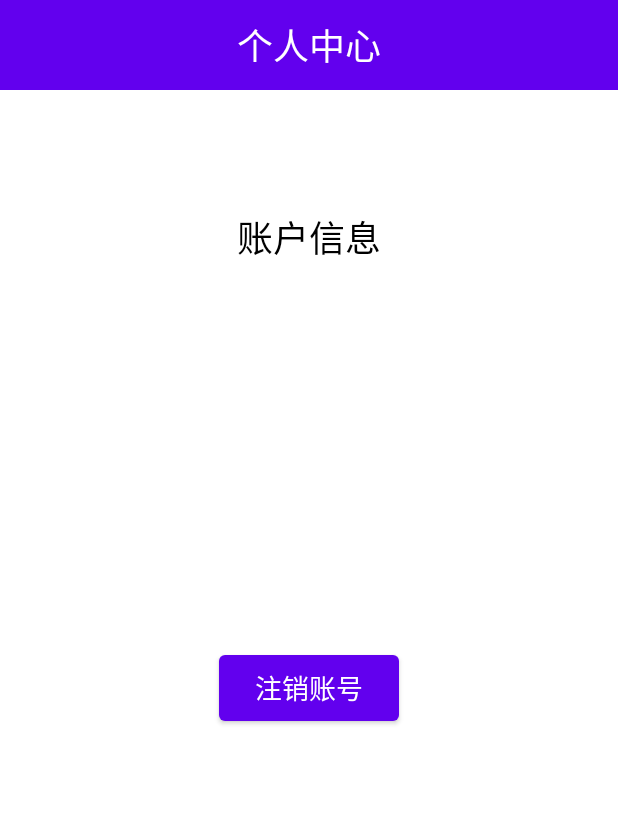
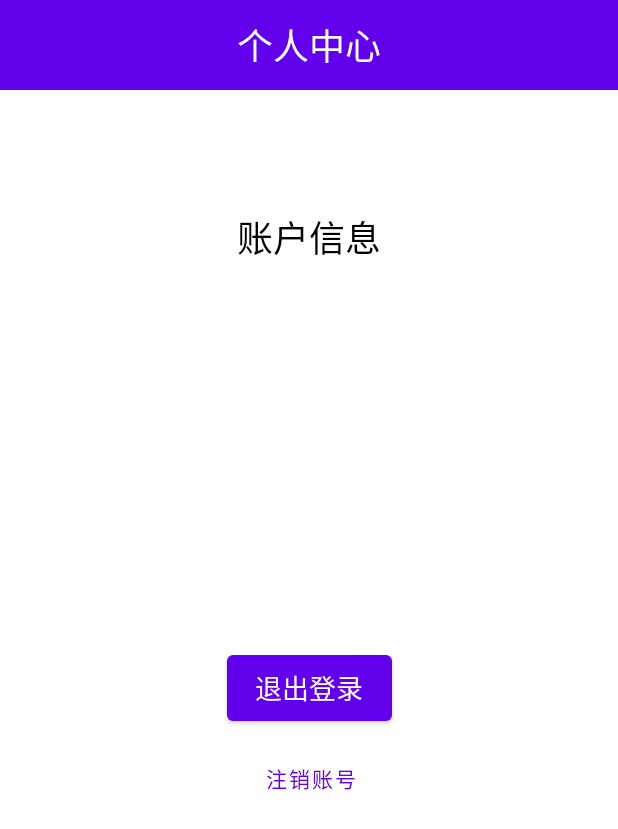
Before and after one commit to Cynthia-jia/Aircraftwar_android, an Android app: the layout activity_profile.xml on its own in the app's theme, with its tools: preview values and no code run, on a phone screen of 412 x 824 dp. Shown: the top 829 px of the screen. Run offline under Robolectric (Android 15) with nearby library versions, the phone set to English and light mode, and no system bars.

Commit message:
add delete & add details

```diff
--- a/app/src/main/assets/litepal.xml
+++ b/app/src/main/assets/litepal.xml
@@ -11,7 +11,7 @@
     <version value="1" />
 
     <list>
-        <mapping class="com.hit.aircraft_war.Store.User"/>
+        <mapping class="com.hit.aircraft_war.store.User"/>
     </list>
     <!--
         定义.db文件的位置。
--- a/app/src/main/java/com/hit/aircraft_war/LoginActivity.java
+++ b/app/src/main/java/com/hit/aircraft_war/LoginActivity.java
@@ -9,7 +9,8 @@ import android.widget.Button;
 import android.widget.EditText;
 import android.widget.Toast;
 
-import com.hit.aircraft_war.Store.User;
+import com.hit.aircraft_war.controller.ActivityController;
+import com.hit.aircraft_war.store.User;
 
 import org.litepal.LitePal;
 
@@ -24,6 +25,7 @@ public class LoginActivity extends AppCompatActivity {
     protected void onCreate(Bundle savedInstanceState) {
         super.onCreate(savedInstanceState);
         setContentView(R.layout.activity_login);
+        ActivityController.addActivity(this);
 
         ActionBar actionBar = getSupportActionBar();
         if (actionBar != null) {
@@ -42,7 +44,6 @@ public class LoginActivity extends AppCompatActivity {
         registerBtn.setOnClickListener(v -> {
             Intent intent = new Intent(LoginActivity.this, RegisterActivity.class);
             startActivity(intent);
-            finish();
         });
     }
 
--- a/app/src/main/java/com/hit/aircraft_war/RegisterActivity.java
+++ b/app/src/main/java/com/hit/aircraft_war/RegisterActivity.java
@@ -10,7 +10,8 @@ import android.widget.Button;
 import android.widget.EditText;
 import android.widget.Toast;
 
-import com.hit.aircraft_war.Store.User;
+import com.hit.aircraft_war.controller.ActivityController;
+import com.hit.aircraft_war.store.User;
 
 import org.litepal.LitePal;
 
@@ -63,6 +64,7 @@ public class RegisterActivity extends AppCompatActivity {
                     Log.d(TAG, "createUserWithEmail:success");
                     Toast.makeText(RegisterActivity.this, "注册成功", Toast.LENGTH_SHORT).show();
 
+                    ActivityController.finishAll();
                     Intent intent = new Intent(RegisterActivity.this, LoginActivity.class);
                     startActivity(intent);
 
--- a/app/src/main/java/com/hit/aircraft_war/SelectActivity.java
+++ b/app/src/main/java/com/hit/aircraft_war/SelectActivity.java
@@ -6,6 +6,8 @@ import androidx.appcompat.app.AppCompatActivity;
 import android.content.Intent;
 import android.os.Bundle;
 import android.widget.Button;
+
+import com.hit.aircraft_war.controller.ActivityController;
 
 public class SelectActivity extends AppCompatActivity {
 
@@ -16,6 +18,7 @@ public class SelectActivity extends AppCompatActivity {
     protected void onCreate(Bundle savedInstanceState) {
         super.onCreate(savedInstanceState);
         setContentView(R.layout.activity_select);
+        ActivityController.addActivity(this);
 
         ActionBar actionBar = getSupportActionBar();
         if (actionBar != null) {
@@ -33,13 +36,11 @@ public class SelectActivity extends AppCompatActivity {
         singleBtn.setOnClickListener(v -> {
             Intent intent = new Intent(SelectActivity.this, MainActivity.class);
             startActivity(intent);
-            finish();
         });
 
         doubleBtn.setOnClickListener(v -> {
             Intent intent = new Intent(SelectActivity.this, MainActivity.class);
             startActivity(intent);
-            finish();
         });
 
         profileBtn.setOnClickListener(v -> {
--- a/app/src/main/java/com/hit/aircraft_war/Store/RankAdapter.java
+++ b/app/src/main/java/com/hit/aircraft_war/store/RankAdapter.java
@@ -1,4 +1,4 @@
-package com.hit.aircraft_war.Store;
+package com.hit.aircraft_war.store;
 
 import android.view.LayoutInflater;
 import android.view.View;
--- a/app/src/main/java/com/hit/aircraft_war/Store/RankDao.java
+++ b/app/src/main/java/com/hit/aircraft_war/store/RankDao.java
@@ -1,4 +1,4 @@
-package com.hit.aircraft_war.Store;
+package com.hit.aircraft_war.store;
 
 import java.util.List;
 
--- a/app/src/main/java/com/hit/aircraft_war/Store/RankDaoImpl.java
+++ b/app/src/main/java/com/hit/aircraft_war/store/RankDaoImpl.java
@@ -1,4 +1,4 @@
-package com.hit.aircraft_war.Store;
+package com.hit.aircraft_war.store;
 
 import java.util.ArrayList;
 import java.util.List;
--- a/app/src/main/java/com/hit/aircraft_war/Store/RankMember.java
+++ b/app/src/main/java/com/hit/aircraft_war/store/RankMember.java
@@ -1,4 +1,4 @@
-package com.hit.aircraft_war.Store;
+package com.hit.aircraft_war.store;
 
 public class RankMember {
     private int rank;
--- a/app/src/main/java/com/hit/aircraft_war/Store/User.java
+++ b/app/src/main/java/com/hit/aircraft_war/store/User.java
@@ -1,4 +1,4 @@
-package com.hit.aircraft_war.Store;
+package com.hit.aircraft_war.store;
 
 import org.litepal.crud.LitePalSupport;
 
--- a/app/src/main/res/layout/activity_login.xml
+++ b/app/src/main/res/layout/activity_login.xml
@@ -55,7 +55,7 @@
         android:id="@+id/login_password"
         android:layout_width="300dp"
         android:layout_height="60dp"
-        android:layout_marginTop="32dp"
+        android:layout_marginTop="24dp"
         android:drawableStart="@drawable/ic_baseline_lock_24"
         android:drawablePadding="12dp"
         android:ems="10"
--- a/app/src/main/res/layout/activity_profile.xml
+++ b/app/src/main/res/layout/activity_profile.xml
@@ -35,8 +35,8 @@
         android:layout_width="wrap_content"
         android:layout_height="wrap_content"
         android:layout_marginTop="60dp"
+        android:gravity="center"
         android:textSize="20sp"
-        android:gravity="center"
         app:layout_constraintEnd_toEndOf="@+id/information"
         app:layout_constraintStart_toStartOf="@+id/information"
         app:layout_constraintTop_toBottomOf="@+id/information" />
@@ -46,23 +46,34 @@
         android:layout_width="wrap_content"
         android:layout_height="wrap_content"
         android:layout_marginTop="32dp"
+        android:gravity="center"
         android:textSize="20sp"
-        android:gravity="center"
         app:layout_constraintEnd_toEndOf="@+id/profile_showEmail"
-        app:layout_constraintHorizontal_bias="0.0"
         app:layout_constraintStart_toStartOf="@+id/profile_showEmail"
         app:layout_constraintTop_toBottomOf="@+id/profile_showEmail" />
 
     <Button
-        android:id="@+id/button"
-        android:layout_width="120dp"
+        android:id="@+id/profile_resignButton"
+        style="@style/Widget.MaterialComponents.Button"
+        android:layout_width="110dp"
         android:layout_height="56dp"
-        android:gravity="center"
+        android:layout_marginTop="108dp"
+        android:text="@string/resign"
         android:textAppearance="@style/TextAppearance.AppCompat.Medium"
-        android:layout_marginTop="108dp"
-        android:text="@string/deleteInfo"
         app:layout_constraintEnd_toEndOf="parent"
         app:layout_constraintStart_toStartOf="parent"
         app:layout_constraintTop_toBottomOf="@+id/profile_showPassword" />
 
+    <Button
+        android:id="@+id/profile_deleteButton"
+        style="@style/Widget.MaterialComponents.Button.TextButton"
+        android:layout_width="wrap_content"
+        android:layout_height="wrap_content"
+        android:layout_marginTop="8dp"
+        android:gravity="center"
+        android:text="@string/deleteInfo"
+        app:layout_constraintEnd_toEndOf="@+id/profile_resignButton"
+        app:layout_constraintStart_toStartOf="@+id/profile_resignButton"
+        app:layout_constraintTop_toBottomOf="@+id/profile_resignButton" />
+
 </androidx.constraintlayout.widget.ConstraintLayout>
--- a/app/src/main/res/values/strings.xml
+++ b/app/src/main/res/values/strings.xml
@@ -27,4 +27,5 @@
     <string name="profile">个人中心</string>
     <string name="information">账户信息</string>
     <string name="deleteInfo">注销账号</string>
+    <string name="resign">退出登录</string>
 </resources>
```
Also changed, not shown: app/src/main/java/com/hit/aircraft_war/MainActivity.java (+5 -3 lines), app/src/main/java/com/hit/aircraft_war/ProfileActivity.java (+48 -0 lines), app/src/main/java/com/hit/aircraft_war/RankActivity.java (+4 -4 lines), app/src/main/java/com/hit/aircraft_war/controller/ActivityController.java (added, +23 -0 lines).
